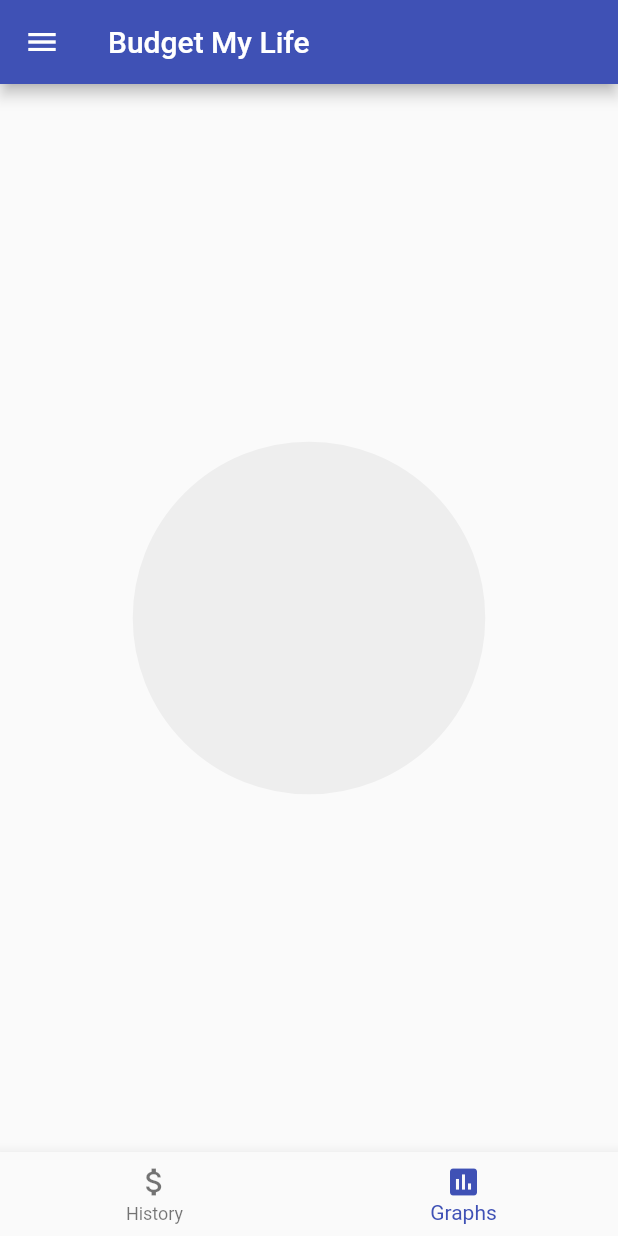
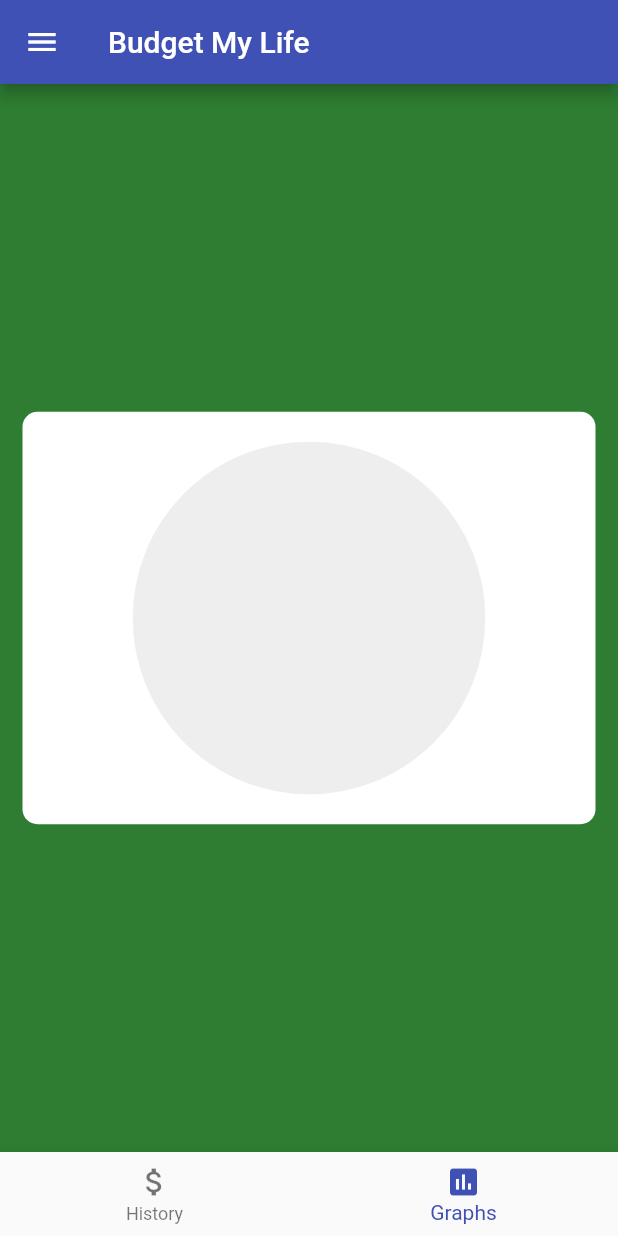
Before and after one commit to rsquared226/budget_my_life, a Flutter app: the screen it shows after launch, item 2 of the bottom bar chosen, on a phone screen of 412 x 824 dp. Run offline on Flutter 3.47's test engine with Material 2 defaults, Android fonts, the phone set to English and light mode, and no system bars; our stand-ins replace charts_flutter, flutter_colorpicker, sqflite; accounts and stored records are empty.

Commit message:
Make Legend for LabelsPieChart Also make chart container for graphs screen

```diff
--- a/lib/charts/chart_widgets/labels_pie_chart.dart
+++ b/lib/charts/chart_widgets/labels_pie_chart.dart
@@ -1,10 +1,12 @@
-import 'package:budget_my_life/charts/chart_models/pie_chart_model.dart';
-import 'package:budget_my_life/charts/charts_base/pie_chart_base.dart';
 import 'package:flutter/material.dart';
 import 'package:provider/provider.dart';
+import 'package:charts_flutter/flutter.dart' as charts;
 
+import '../chart_models/pie_chart_model.dart';
+import '../charts_base/pie_chart_base.dart';
 import '../../models/label.dart';
 import '../../providers/labels.dart';
+import '../../providers/transactions.dart';
 
 class LabelsPieChart extends StatelessWidget {
   final LabelType labelType;
@@ -16,13 +18,45 @@ class LabelsPieChart extends StatelessWidget {
   @override
   Widget build(BuildContext context) {
     final labelsData = Provider.of<Labels>(context, listen: false);
+    final transactionsData = Provider.of<Transactions>(context, listen: false);
+
     final labels = labelType == LabelType.INCOME
         ? labelsData.incomeLabels
         : labelsData.expenseLabels;
+    final total = labelType == LabelType.INCOME
+        ? transactionsData.incomeTotal
+        : transactionsData.expensesTotal;
+
+    // Remove the labels with 0 transactions so there's no extra labels.
+    labels.removeWhere((label) => label.getLabelTotal(context) == 0);
+    // Sort labels so the label with the most spending shows up first in the legend (descending order).
+    labels.sort(
+      (a, b) {
+        return b
+            .getLabelTotal(context)
+            .abs()
+            .compareTo(a.getLabelTotal(context).abs());
+      },
+    );
 
     return PieChartBase(
       id: labelType.toString(),
       animated: false,
+      showArcLabels: false,
+      // For showing the legend.
+      behaviors: <charts.ChartBehavior>[
+        charts.DatumLegend(
+          position: charts.BehaviorPosition.bottom,
+          // Max stuff so graph itself is visible, and legend doesn't take up too much space.
+          desiredMaxColumns: 2,
+          desiredMaxRows: 3,
+          showMeasures: true,
+          legendDefaultMeasure: charts.LegendDefaultMeasure.firstValue,
+          measureFormatter: (labelTotal) {
+            return '${(labelTotal / total * 100).abs().toStringAsFixed(0)}%';
+          },
+        ),
+      ],
       pieData: labels
           .map(
             (label) => PieChartModel(
--- a/lib/charts/chart_widgets/transaction_details_pie_chart.dart
+++ b/lib/charts/chart_widgets/transaction_details_pie_chart.dart
@@ -1,4 +1,5 @@
 import 'package:flutter/material.dart';
+import 'package:charts_flutter/flutter.dart';
 
 import '../charts_base/pie_chart_base.dart';
 import '../chart_models/pie_chart_model.dart';
@@ -24,6 +25,8 @@ class TransactionDetailsPieChart extends StatelessWidget {
     return PieChartBase(
       id: transactionTitle,
       animated: true,
+      showArcLabels: true,
+      arcLabelPosition: ArcLabelPosition.outside,
       pieData: [
         PieChartModel(
           label: transactionTitle,
--- a/lib/charts/charts_base/pie_chart_base.dart
+++ b/lib/charts/charts_base/pie_chart_base.dart
@@ -9,11 +9,17 @@ class PieChartBase extends StatelessWidget {
   final String id;
   final bool animated;
   final List<PieChartModel> pieData;
+  final bool showArcLabels;
+  final charts.ArcLabelPosition arcLabelPosition;
+  final List<charts.ChartBehavior> behaviors;
 
   const PieChartBase({
     @required this.id,
     @required this.animated,
     @required this.pieData,
+    @required this.showArcLabels,
+    this.arcLabelPosition = charts.ArcLabelPosition.auto,
+    this.behaviors,
   });
 
   List<charts.Series<PieChartModel, String>> get chartData {
@@ -33,13 +39,17 @@ class PieChartBase extends StatelessWidget {
     return charts.PieChart(
       chartData,
       animate: animated,
-      defaultRenderer: charts.ArcRendererConfig(
-        arcRendererDecorators: [
-          charts.ArcLabelDecorator(
-            labelPosition: charts.ArcLabelPosition.outside,
-          ),
-        ],
-      ),
+      behaviors: behaviors,
+      // if defaultRenderer is null, no arc labels will show.
+      defaultRenderer: showArcLabels
+          ? charts.ArcRendererConfig(
+              arcRendererDecorators: [
+                charts.ArcLabelDecorator(
+                  labelPosition: arcLabelPosition,
+                ),
+              ],
+            )
+          : null,
     );
   }
 }
--- a/lib/screens/graphs_screen.dart
+++ b/lib/screens/graphs_screen.dart
@@ -2,25 +2,20 @@ import 'package:flutter/material.dart';
 
 import '../models/label.dart';
 import '../charts/chart_widgets/labels_pie_chart.dart';
+import '../utils/custom_colors.dart';
+import '../widgets/chart_container.dart';
 
 // This screen is a screen under home_screen
 
 class GraphsScreen extends StatelessWidget {
-  static Widget _buildGraphContainer(Widget graph) {
-    return Center(
-      child: SizedBox(
-        height: 275,
-        child: graph,
-      ),
-    );
-  }
-
   final graphScreens = <Widget>[
-    _buildGraphContainer(
-      LabelsPieChart(labelType: LabelType.INCOME),
+    ChartContainer(
+      chart: LabelsPieChart(labelType: LabelType.INCOME),
+      color: CustomColors.incomeColor,
     ),
-    _buildGraphContainer(
-      LabelsPieChart(labelType: LabelType.EXPENSE),
+    ChartContainer(
+      chart: LabelsPieChart(labelType: LabelType.EXPENSE),
+      color: CustomColors.expenseColor,
     ),
   ];
 
--- a/lib/screens/history_screen.dart
+++ b/lib/screens/history_screen.dart
@@ -9,6 +9,7 @@ import '../widgets/label_filter_dropdown.dart';
 import '../widgets/transactions_list.dart';
 
 // This screen is a tab under home_screen.
+// TODO: Only make list header as sticky with sliverlist.
 class HistoryScreen extends StatelessWidget {
   // Contains History text and dropdown filter.
   Widget buildListHeader() {
--- /dev/null
+++ b/lib/widgets/chart_container.dart
@@ -0,0 +1,33 @@
+import 'package:flutter/material.dart';
+
+// Used in GraphsScreen.
+
+class ChartContainer extends StatelessWidget {
+  final Widget chart;
+  final Color color;
+
+  const ChartContainer({
+    @required this.chart,
+    @required this.color,
+  });
+
+  @override
+  Widget build(BuildContext context) {
+    return Container(
+      color: color,
+      child: Center(
+        child: Container(
+          margin: const EdgeInsets.symmetric(horizontal: 15),
+          decoration: BoxDecoration(
+            color: Colors.white,
+            borderRadius: BorderRadius.circular(10),
+          ),
+          child: SizedBox(
+            child: chart,
+            height: 275,
+          ),
+        ),
+      ),
+    );
+  }
+}
```
